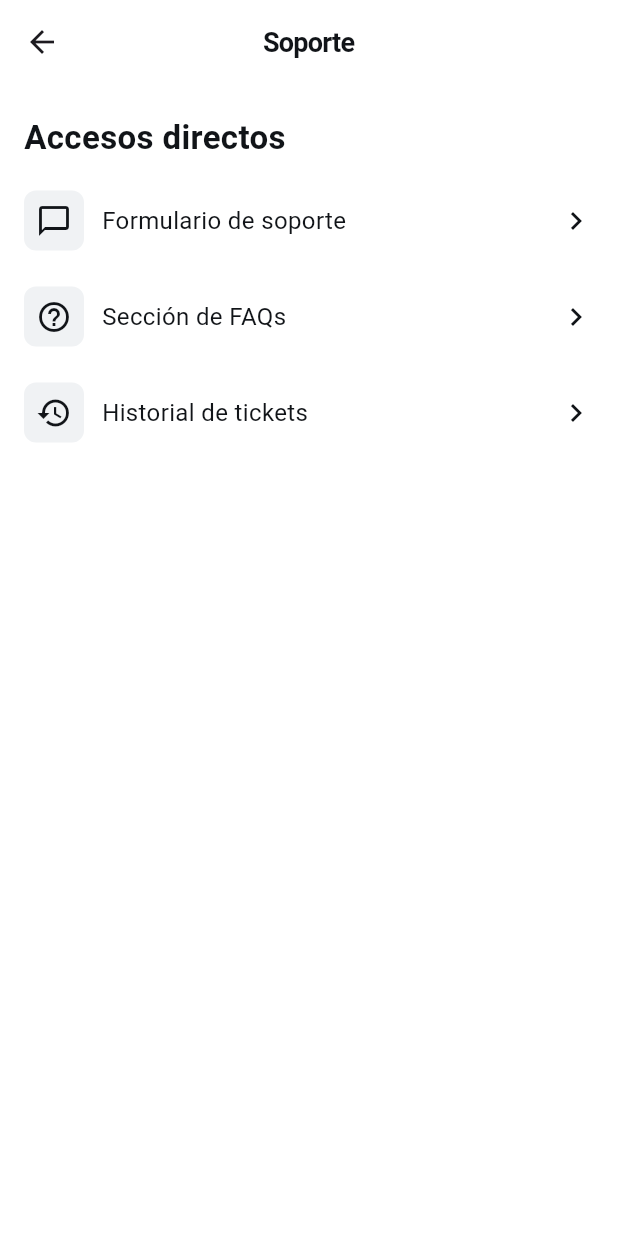
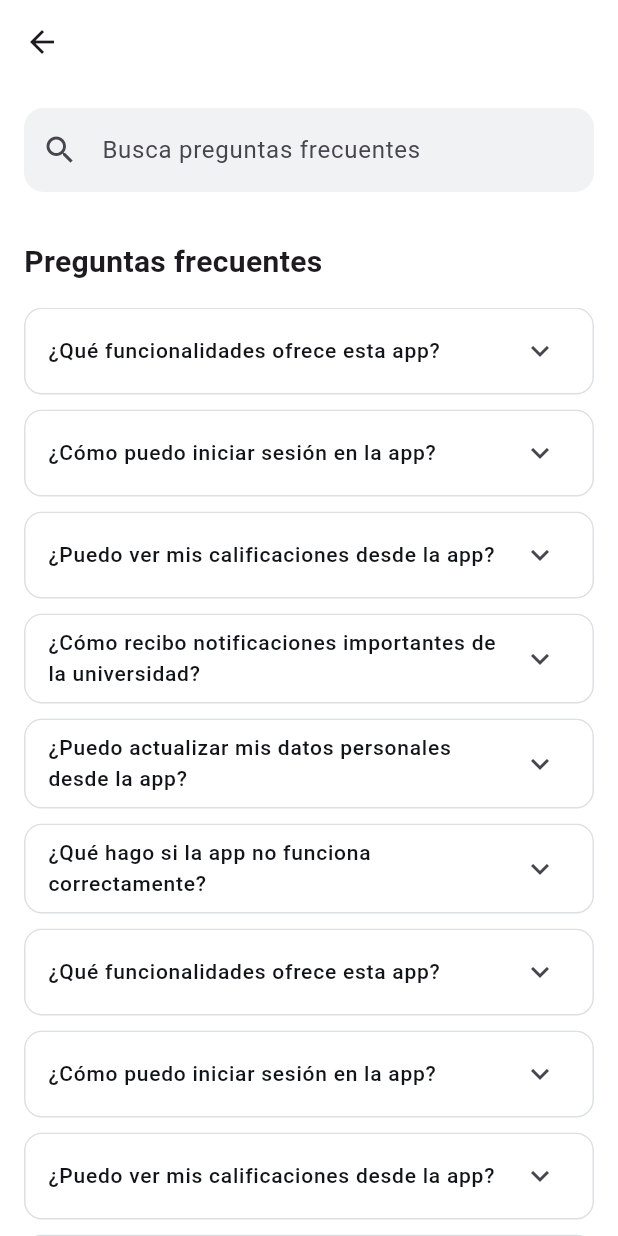
Before and after one commit to FVSB/Gestion_UH_APP, a Flutter app: the SupportPage screen opened by its route, after a tap on "Sección de FAQs", on a phone screen of 412 x 824 dp. Run offline on Flutter 3.47's test engine with Material 3 defaults, Android fonts, the light colour scheme and no system bars.

Commit message:
Agregando el diseño de la página de FAQs a la sección de soporte

```diff
--- /dev/null
+++ b/gestion_uh_app/lib/src/support/faq/faq_page.dart
@@ -0,0 +1,135 @@
+import 'package:flutter/material.dart';
+
+class FaqPage extends StatefulWidget {
+  const FaqPage({super.key});
+
+  @override
+  State<FaqPage> createState() => _FaqPageState();
+}
+
+class _FaqPageState extends State<FaqPage> {
+  final faqs = [
+    '¿Qué funcionalidades ofrece esta app?',
+    '¿Cómo puedo iniciar sesión en la app?',
+    '¿Puedo ver mis calificaciones desde la app?',
+    '¿Cómo recibo notificaciones importantes de la universidad?',
+    '¿Puedo actualizar mis datos personales desde la app?',
+    '¿Qué hago si la app no funciona correctamente?',
+    '¿Qué funcionalidades ofrece esta app?',
+    '¿Cómo puedo iniciar sesión en la app?',
+    '¿Puedo ver mis calificaciones desde la app?',
+    '¿Cómo recibo notificaciones importantes de la universidad?',
+    '¿Puedo actualizar mis datos personales desde la app?',
+    '¿Qué hago si la app no funciona correctamente?',
+  ];
+
+  @override
+  Widget build(BuildContext context) {
+    return Scaffold(
+      backgroundColor: Colors.white,
+      appBar: _appBar(),
+      body: SafeArea(
+        child: Column(
+          children: [
+            _inputSearch(),
+            SizedBox(height: 16),
+            _title(),
+            SizedBox(height: 16),
+            _faqsList(),
+          ],
+        ),
+      ),
+    );
+  }
+
+  AppBar _appBar() {
+    return AppBar(
+      backgroundColor: Colors.white,
+      elevation: 0,
+      surfaceTintColor: Colors.white,
+    );
+  }
+
+  Widget _inputSearch() {
+    return Padding(
+      padding: EdgeInsets.all(16),
+      child: SizedBox(
+        width: double.infinity,
+        child: TextField(
+          decoration: InputDecoration(
+            hintText: 'Busca preguntas frecuentes',
+            prefixIcon: Icon(Icons.search),
+            filled: true,
+            fillColor: const Color(0xFFF0F2F4),
+            border: OutlineInputBorder(
+              borderRadius: BorderRadius.circular(13),
+              borderSide: BorderSide.none,
+            ),
+          ),
+        ),
+      ),
+    );
+  }
+
+  Widget _title() {
+    return Padding(
+      padding: EdgeInsets.symmetric(horizontal: 16),
+      child: Align(
+        alignment: Alignment.topLeft,
+        child: Text(
+          'Preguntas frecuentes',
+          style: TextStyle(fontSize: 20, fontWeight: FontWeight.bold),
+        ),
+      ),
+    );
+  }
+
+  Widget _faqsList() {
+    return Expanded(
+      child: ListView.builder(
+        padding: EdgeInsets.symmetric(horizontal: 16),
+        itemCount: faqs.length,
+        itemBuilder: (context, index) {
+          return ClipRRect(
+            borderRadius: BorderRadius.circular(12),
+            child: Card(
+              elevation: 0,
+              shape: RoundedRectangleBorder(
+                borderRadius: BorderRadius.circular(12),
+                side: BorderSide(color: Color(0xFFDCE0E5)),
+              ),
+              margin: EdgeInsets.only(bottom: 10),
+              child: ExpansionTile(
+                shape: RoundedRectangleBorder(
+                  borderRadius: BorderRadius.circular(12),
+                ),
+                backgroundColor: Color.fromARGB(10, 220, 224, 229),
+                collapsedBackgroundColor: Colors.white,
+                title: Text(
+                  faqs[index],
+                  style: TextStyle(
+                    color: Color(0xFF111418),
+                    fontSize: 14,
+                    fontWeight: FontWeight.w500,
+                  ),
+                ),
+                children: [
+                  Padding(
+                    padding: EdgeInsets.only(left: 16, right: 16, bottom: 12),
+                    child: Text(
+                      '',
+                      style: TextStyle(
+                        color: Color.fromARGB(255, 255, 5, 5),
+                        fontSize: 14,
+                      ),
+                    ),
+                  ),
+                ],
+              ),
+            ),
+          );
+        },
+      ),
+    );
+  }
+}
--- a/gestion_uh_app/lib/src/support/form/form_support_page.dart
+++ b/gestion_uh_app/lib/src/support/form/form_support_page.dart
@@ -83,6 +83,7 @@ class _FormSupportPageState extends State<FormSupportPage> {
         icon: Icon(Icons.arrow_back),
       ),
       backgroundColor: Colors.white,
+      surfaceTintColor: Colors.white,
       elevation: 0,
     );
   }
@@ -95,7 +96,7 @@ class _FormSupportPageState extends State<FormSupportPage> {
         style: TextStyle(
           color: textColor,
           fontWeight: FontWeight.bold,
-          fontSize: 22,
+          fontSize: 20,
           letterSpacing: -0.5,
         ),
       ),
--- a/gestion_uh_app/lib/src/support/support_controller.dart
+++ b/gestion_uh_app/lib/src/support/support_controller.dart
@@ -1,4 +1,5 @@
 import 'package:flutter/material.dart';
+import 'package:gestion_uh_app/src/support/faq/faq_page.dart';
 import 'package:gestion_uh_app/src/support/form/form_support_page.dart';
 
 class SupportController {
@@ -14,4 +15,8 @@ class SupportController {
       MaterialPageRoute(builder: (context) => FormSupportPage()),
     );
   }
+
+  void navigateToFaqPage() {
+    Navigator.push(context, MaterialPageRoute(builder: (context) => FaqPage()));
+  }
 }
--- a/gestion_uh_app/lib/src/support/support_page.dart
+++ b/gestion_uh_app/lib/src/support/support_page.dart
@@ -100,7 +100,7 @@ class _SupportPageState extends State<SupportPage> {
           style: TextStyle(
             color: textColor,
             fontWeight: FontWeight.bold,
-            fontSize: 22,
+            fontSize: 20,
           ),
         ),
       ),
@@ -119,7 +119,7 @@ class _SupportPageState extends State<SupportPage> {
     return buildOption(
       icon: Icons.help_outline,
       text: 'Sección de FAQs',
-      onTap: () {},
+      onTap: _controller.navigateToFaqPage,
     );
   }
 
```
